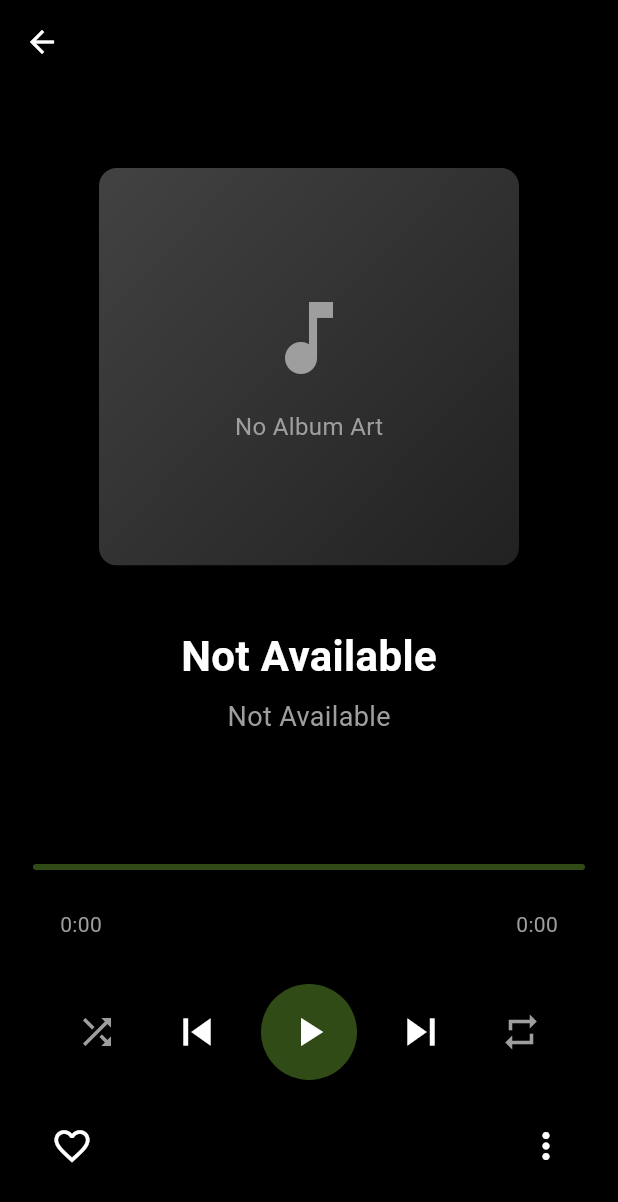
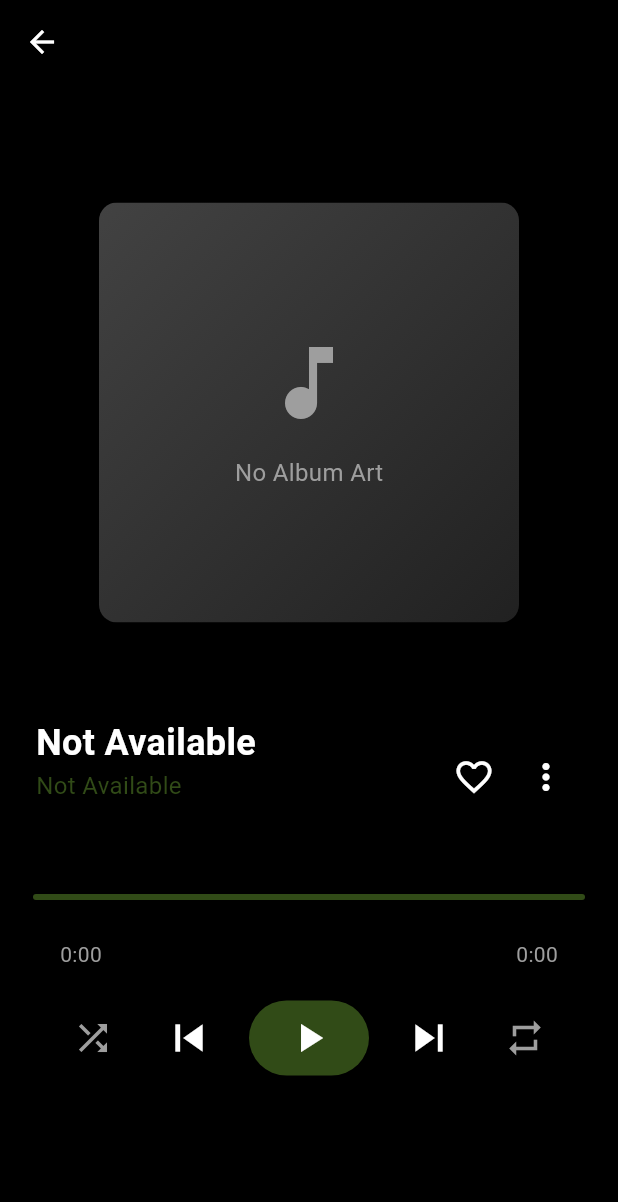
Before and after one commit to rd6260/echo_mpd, a Flutter app: the PlayerScreen screen opened directly, on a phone screen of 412 x 824 dp. Shown: the top 1202 px of the screen. Run offline on Flutter 3.47's test engine with Material 3 defaults, Android fonts, the phone set to English and light mode, and no system bars; our stand-ins replace shared_preferences; missing offline and left inert: dart_mpd; accounts and stored records are empty.

Commit message:
UI improvements

```diff
--- a/lib/screen/player_screen.dart
+++ b/lib/screen/player_screen.dart
@@ -52,28 +52,39 @@ class PlayerScreen extends StatelessWidget {
 
                   const SizedBox(height: 40),
 
+                  Row(
+                    children: [
                       // Song Info Section
-                  Column(
+                      Expanded(
+                        child: Column(
+                          crossAxisAlignment: CrossAxisAlignment.start,
                           children: [
                             Text(
                               currentSong?.title?.join("") ?? "Not Available",
+                              overflow: TextOverflow.ellipsis,
+                              maxLines: 1,
                               style: const TextStyle(
                                 color: Colors.white,
-                          fontSize: 28,
+                                fontSize: 24,
                                 fontWeight: FontWeight.bold,
                               ),
                             ),
-                      const SizedBox(height: 8),
+                            // const SizedBox(height: 8),
                             Text(
                               currentSong?.artist?.join("/") ?? "Not Available",
+                              overflow: TextOverflow.ellipsis,
+                              maxLines: 1,
                               style: const TextStyle(
-                          color: Colors.grey,
-                          fontSize: 18,
+                                // color: Colors.grey,
+                                color: Color(0xFF314B17),
+                                fontSize: 16,
                               ),
                             ),
-                      const SizedBox(height: 4),
+                            // const SizedBox(height: 4),
                             Text(
                               currentSong?.album?.join("") ?? "",
+                              overflow: TextOverflow.ellipsis,
+                              maxLines: 1,
                               style: const TextStyle(
                                 color: Colors.grey,
                                 fontSize: 16,
@@ -81,35 +92,8 @@ class PlayerScreen extends StatelessWidget {
                             ),
                           ],
                         ),
-
-                  const SizedBox(height: 40),
-
-                  // Progress Bar Section
-                  ValueListenableBuilder<double?>(
-                    valueListenable: MpdRemoteService.instance.elapsed,
-                    builder: (context, elapsed, child) {
-                      final totalDuration =
-                          currentSong?.time?.toDouble() ?? 0.0;
-                      final currentElapsed = elapsed ?? 0.0;
-
-                      return ProgressSliderWidget(
-                        totalDuration: totalDuration,
-                        currentElapsed: currentElapsed,
-                      );
-                    },
                       ),
-
-                  const SizedBox(height: 30),
-
-                  // Control Buttons Section
-                  const ControlButtonsWidget(),
-
-                  const SizedBox(height: 20),
-
-                  // Bottom Action Buttons
-                  Row(
-                    mainAxisAlignment: MainAxisAlignment.spaceBetween,
-                    children: [
+                      // `Favourite` and `More` Button
                       IconButton(
                         onPressed: () {
                           // Handle favorite
@@ -134,6 +118,36 @@ class PlayerScreen extends StatelessWidget {
                   ),
 
                   const SizedBox(height: 20),
+
+                  // Progress Bar Section
+                  ValueListenableBuilder<double?>(
+                    valueListenable: MpdRemoteService.instance.elapsed,
+                    builder: (context, elapsed, child) {
+                      final totalDuration =
+                          currentSong?.time?.toDouble() ?? 0.0;
+                      final currentElapsed = elapsed ?? 0.0;
+
+                      return ProgressSliderWidget(
+                        totalDuration: totalDuration,
+                        currentElapsed: currentElapsed,
+                      );
+                    },
+                  ),
+
+                  const SizedBox(height: 20),
+
+                  // Control Buttons Section
+                  const ControlButtonsWidget(),
+
+                  const SizedBox(height: 20),
+
+                  // Bottom Action Buttons
+                  Row(
+                    mainAxisAlignment: MainAxisAlignment.spaceBetween,
+                    children: [],
+                  ),
+
+                  const SizedBox(height: 70),
                 ],
               );
             },
@@ -196,11 +210,11 @@ class _ControlButtonsWidgetState extends State<ControlButtonsWidget> {
         ValueListenableBuilder(
           valueListenable: MpdRemoteService.instance.isPlaying,
           builder: (context, isPlaying, child) => Container(
-            width: 64,
-            height: 64,
-            decoration: const BoxDecoration(
-              color: Color(0xFF314B17),
-              shape: BoxShape.circle,
+            width: 80,
+            height: 50,
+            decoration: BoxDecoration(
+              color: const Color(0xFF314B17),
+              borderRadius: BorderRadius.circular(30),
             ),
             child: IconButton(
               onPressed: _onPlayPause,
```
Lines whose indentation alone changed are shown as unchanged.
